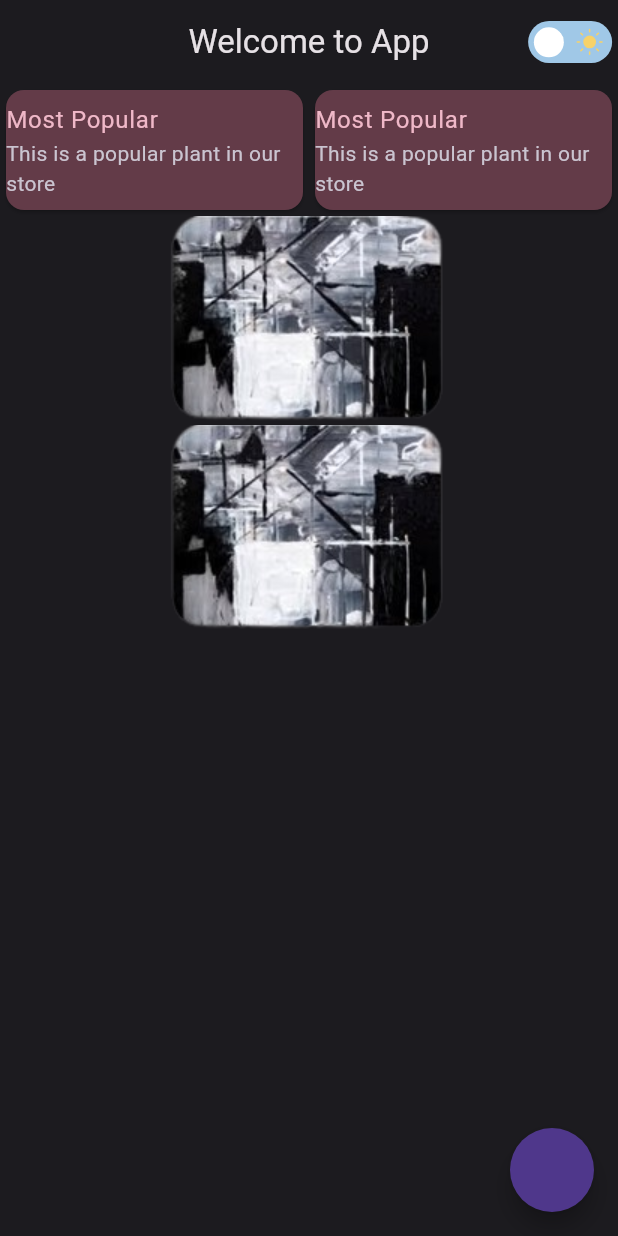
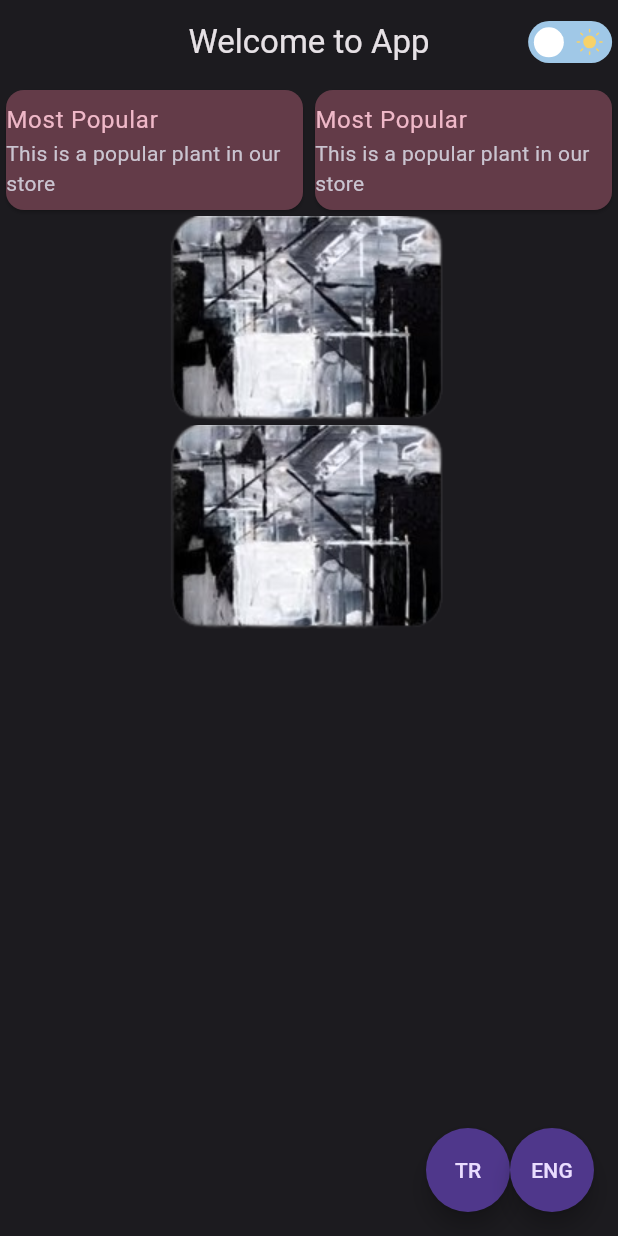
Before and after one commit to SertacN/flutter_learn, a Flutter app: the screen it shows after launch, on a phone screen of 412 x 824 dp. Run offline on Flutter 3.47's test engine with Material 3 defaults, Android fonts, the phone set to English and light mode, and no system bars; our stand-ins replace auto_route, dio, easy_localization, flutter_mobx, flutter_spinkit, google_fonts and 3 more; accounts and stored records are empty; generated files the repository leaves out were written again.

Commit message:
localization learn

```diff
--- a/flutter_learn/lib/300/lottie_learn.dart
+++ b/flutter_learn/lib/300/lottie_learn.dart
@@ -5,13 +5,16 @@ import 'package:flutter_learn/400/constants/image_constants.dart';
 import 'package:flutter_learn/400/core/extension/string_extension.dart';
 import 'package:flutter_learn/400/core/init/lang/language_manager.dart';
 import 'package:flutter_learn/400/core/init/lang/locale_keys.g.dart';
-
 import 'package:flutter_learn/400/enums/image_enums.dart';
 import 'package:flutter_learn/product/constants/duration_items.dart';
 import 'package:flutter_learn/product/constants/lottie_items.dart';
 import 'package:flutter_learn/product/global/theme_notifer.dart';
 import 'package:lottie/lottie.dart';
 import 'package:provider/provider.dart';
+
+/// Tema değişiklik butonu.
+/// Localization örnekleri
+/// Enumdan veya class dan key okuma
 
 class LottieLearn extends StatefulWidget {
   const LottieLearn({super.key});
@@ -33,10 +36,22 @@ class _LottieLearnState extends State<LottieLearn> with TickerProviderStateMixin
   @override
   Widget build(BuildContext context) {
     return Scaffold(
-      floatingActionButton: FloatingActionButton(
-        onPressed: () {
-          context.setLocale(LanguageManager.instance.trLocal);
-        },
+      floatingActionButton: Row(
+        mainAxisSize: MainAxisSize.min,
+        children: [
+          FloatingActionButton(
+            child: const Text('TR'),
+            onPressed: () {
+              context.setLocale(LanguageManager.instance.trLocal);
+            },
+          ),
+          FloatingActionButton(
+            child: const Text('ENG'),
+            onPressed: () {
+              context.setLocale(LanguageManager.instance.enLocal);
+            },
+          ),
+        ],
       ),
       appBar: AppBar(
         title: Text(LocaleKeys.title.locale),
```
